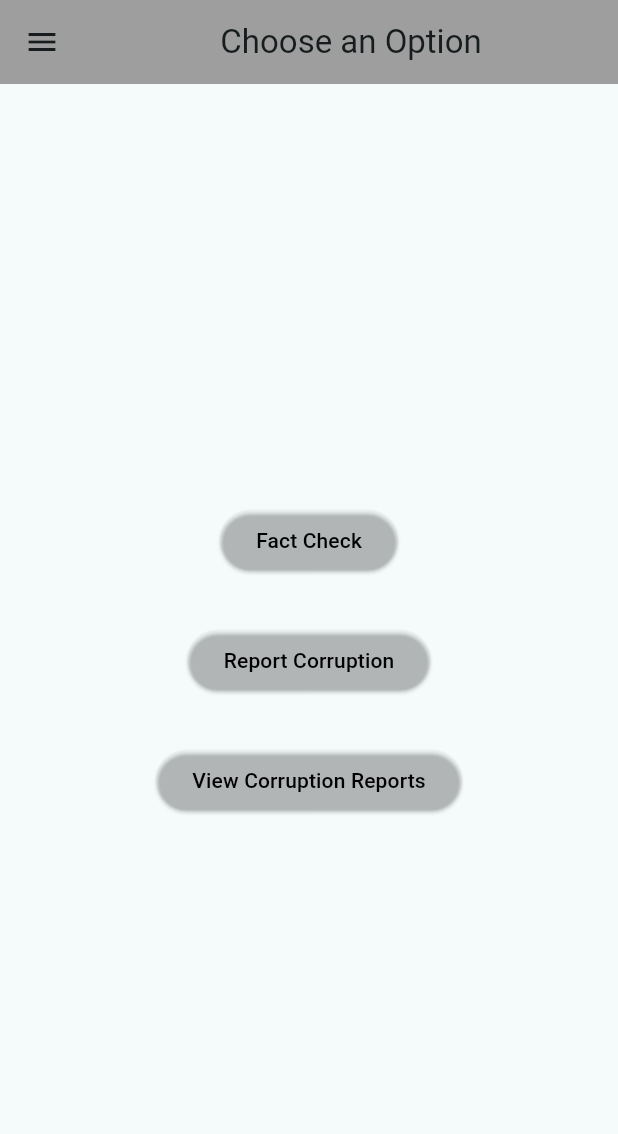
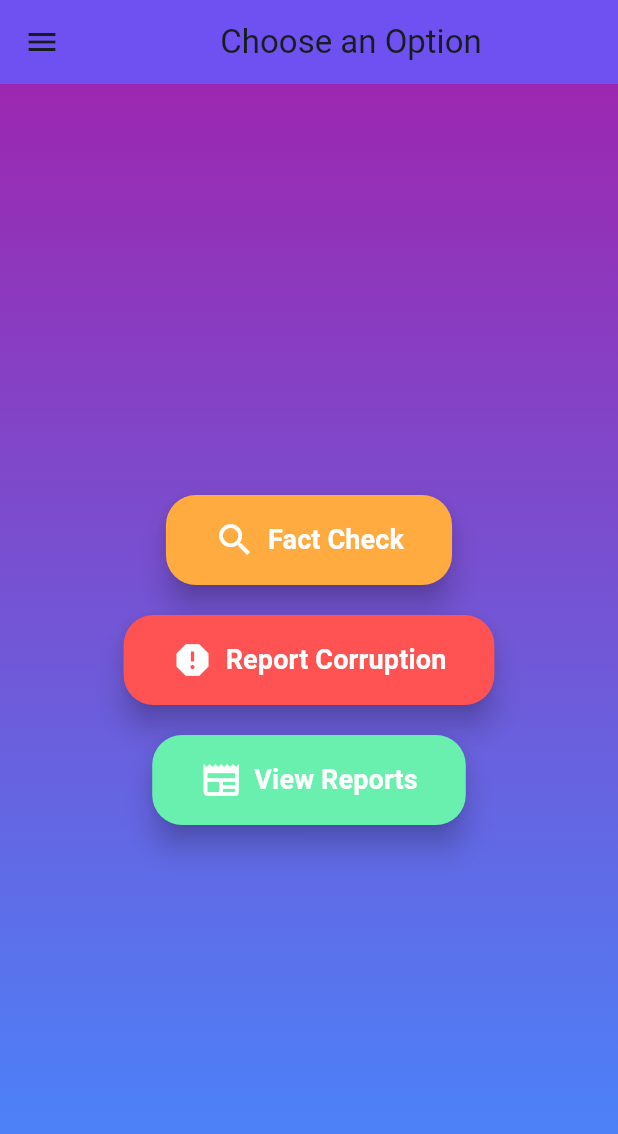
Before and after one commit to Slozzyondul/Social_Justice_and_Reform_Hackathon, a Flutter app: the screen it shows after launch, on a phone screen of 412 x 824 dp. Shown: the top 1134 px of the screen. Run offline on Flutter 3.47's test engine with Material 3 defaults, Android fonts, the light colour scheme and no system bars; our stand-ins replace image_picker.

Commit message:
styling the main_options screen to be more appealing to the eyes

```diff
--- a/analysis_options.yaml
+++ b/analysis_options.yaml
@@ -9,7 +9,9 @@
 # packages, and plugins designed to encourage good coding practices.
 analyzer:
   errors:
+    deprecated_member_use: ignore
     library_private_types_in_public_api: ignore
+    unused_import: ignore
     use_build_context_synchronously: ignore
     use_key_in_widget_constructors: ignore
 include: package:flutter_lints/flutter.yaml
--- a/lib/frontend/screens/main_options_screen.dart
+++ b/lib/frontend/screens/main_options_screen.dart
@@ -1,7 +1,4 @@
 import 'package:flutter/material.dart';
-import 'package:solop/frontend/screens/fact_check/fact_check.dart';
-import 'package:solop/frontend/screens/report/other_corruption_reports.dart';
-import 'package:solop/frontend/screens/report/report_corruption_screen.dart';
 
 class MainOptionScreen extends StatelessWidget {
   const MainOptionScreen({super.key});
@@ -10,69 +7,82 @@ class MainOptionScreen extends StatelessWidget {
   Widget build(BuildContext context) {
     return Scaffold(
       appBar: AppBar(
-
         title: const Center(child: Text('Choose an Option')),
-        backgroundColor: Colors.grey,
+        backgroundColor: Colors.deepPurpleAccent,
+        elevation: 5.0,
       ),
       drawer: _mainDrawer(context),
-      body: Center(
+      body: Stack(
+        children: [
+          // Add a background gradient
+          Container(
+            decoration: const BoxDecoration(
+              gradient: LinearGradient(
+                colors: [Colors.purple, Colors.blueAccent],
+                begin: Alignment.topCenter,
+                end: Alignment.bottomCenter,
+              ),
+            ),
+          ),
+          Center(
             child: Padding(
               padding: const EdgeInsets.all(16.0),
               child: Column(
                 mainAxisAlignment: MainAxisAlignment.center,
                 children: [
-              ElevatedButton(
-                style: const ButtonStyle(
-                    backgroundColor: WidgetStateColor.transparent),
-                onPressed: () {
-                  // Navigate to Fact Check Screen
-                  Navigator.push(
+                  _buildOptionButton(
                     context,
-                      MaterialPageRoute(
-                          builder: (context) => const NewsFactCheckScreen()));
-                },
-                child: const Text(
-                  'Fact Check',
-                  style: TextStyle(color: Colors.black),
+                    icon: Icons.search,
+                    label: 'Fact Check',
+                    route: '/facts',
+                    color: Colors.orangeAccent,
                   ),
+                  const SizedBox(height: 20),
+                  _buildOptionButton(
+                    context,
+                    icon: Icons.report,
+                    label: 'Report Corruption',
+                    route: '/report',
+                    color: Colors.redAccent,
                   ),
-              const SizedBox(height: 32),
-              ElevatedButton(
-                style: const ButtonStyle(
-                    backgroundColor: WidgetStateColor.transparent),
-                onPressed: () {
-                  // Navigate to Report Corruption Screen
-                  Navigator.push(
+                  const SizedBox(height: 20),
+                  _buildOptionButton(
                     context,
-                      MaterialPageRoute(
-                          builder: (context) =>
-                              const ReportCorruptionScreen()));
-                },
-                child: const Text(
-                  'Report Corruption',
-                  style: TextStyle(color: Colors.black),
-                ),
-              ),
-              const SizedBox(height: 32),
-              ElevatedButton(
-                style: const ButtonStyle(
-                    backgroundColor: WidgetStateColor.transparent),
-                onPressed: () {
-                  // Navigate to Report Corruption Screen
-                  Navigator.push(
-                      context,
-                      MaterialPageRoute(
-                          builder: (context) => const ViewReportsScreen()));
-                },
-                child: const Text(
-                  'View Corruption Reports',
-                  style: TextStyle(color: Colors.black),
-                ),
+                    icon: Icons.newspaper,
+                    label: 'View Reports',
+                    route: '/viewreport',
+                    color: Colors.greenAccent,
                   ),
                 ],
               ),
             ),
           ),
+        ],
+      ),
+    );
+  }
+
+  // Create a reusable button with an icon and background color
+  Widget _buildOptionButton(BuildContext context,
+      {required IconData icon,
+      required String label,
+      required String route,
+      required Color color}) {
+    return ElevatedButton.icon(
+      style: ElevatedButton.styleFrom(
+        foregroundColor: Colors.white, backgroundColor: color,
+        padding: const EdgeInsets.symmetric(horizontal: 32, vertical: 16),
+        shape: RoundedRectangleBorder(borderRadius: BorderRadius.circular(20)),
+        elevation: 8.0,
+      ),
+      icon: Icon(icon, size: 28),
+      label: Text(
+        label,
+        style: const TextStyle(fontSize: 18, fontWeight: FontWeight.bold),
+      ),
+      onPressed: () {
+        Navigator.pushNamed(context, route);
+      },
     );
   }
 
@@ -87,61 +97,66 @@ class MainOptionScreen extends StatelessWidget {
             currentAccountPicture: CircleAvatar(
               backgroundColor: Colors.white,
             ),
-            decoration: BoxDecoration(color: Colors.grey),
+            decoration: BoxDecoration(color: Colors.deepPurpleAccent),
           ),
-          ListTile(
-            leading: const Icon(Icons.search),
-            title: const Text('Fact Check'),
-            onTap: () {
-              Navigator.pushNamed(context, '/facts');
-            },
+          _buildDrawerItem(
+            context,
+            icon: Icons.search,
+            label: 'Fact Check',
+            route: '/facts',
           ),
-          ListTile(
-            leading: const Icon(Icons.report),
-            title: const Text('Report'),
-            onTap: () {
-              Navigator.pushNamed(context, '/report');
-            },
+          _buildDrawerItem(
+            context,
+            icon: Icons.report,
+            label: 'Report',
+            route: '/report',
           ),
-          ListTile(
-            leading: const Icon(Icons.newspaper),
-            title: const Text('Hot Now'),
-            onTap: () {
-              Navigator.pushNamed(context, '/viewreport');
-            },
+          _buildDrawerItem(
+            context,
+            icon: Icons.newspaper,
+            label: 'Hot Now',
+            route: '/viewreport',
           ),
-          ListTile(
-            leading: const Icon(Icons.info),
-            title: const Text('Youth Empowerment'),
-            onTap: () {
-              Navigator.pushNamed(context, '/youths');
-            },
+          _buildDrawerItem(
+            context,
+            icon: Icons.info,
+            label: 'Youth Empowerment',
+            route: '/youths',
           ),
-          ListTile(
-            leading: const Icon(Icons.book),
-            title: const Text('Resources'),
-            onTap: () {
-              Navigator.pushNamed(context, '/resources');
-            },
+          _buildDrawerItem(
+            context,
+            icon: Icons.book,
+            label: 'Resources',
+            route: '/resources',
           ),
-
-           ListTile(
-            leading: const Icon(Icons.policy),
-            title: const Text('Policies'),
-            onTap: () {
-              Navigator.pushNamed(context, '/policies');
-            },
+          _buildDrawerItem(
+            context,
+            icon: Icons.policy,
+            label: 'Policies',
+            route: '/policies',
           ),
-
-          ListTile(
-            leading: const Icon(Icons.question_answer),
-            title: const Text('Awareness and Solutions'),
-            onTap: () {
-              Navigator.pushNamed(context, '/awareness');
-            },
+          _buildDrawerItem(
+            context,
+            icon: Icons.question_answer,
+            label: 'Awareness and Solutions',
+            route: '/awareness',
           ),
         ],
       ),
     );
   }
+
+  Widget _buildDrawerItem(BuildContext context,
+      {required IconData icon, required String label, required String route}) {
+    return ListTile(
+      leading: Icon(icon, color: Colors.deepPurpleAccent),
+      title: Text(
+        label,
+        style: const TextStyle(fontSize: 16),
+      ),
+      onTap: () {
+        Navigator.pushNamed(context, route);
+      },
+    );
   }
+}
--- a/lib/frontend/screens/report/other_corruption_reports.dart
+++ b/lib/frontend/screens/report/other_corruption_reports.dart
@@ -62,7 +62,7 @@ class _ViewReportsScreenState extends State<ViewReportsScreen> {
     return Scaffold(
       appBar: AppBar(
         backgroundColor: Colors.grey,
-        title: const Text('View Corruption Reports'),
+        title: const Center(child: Text('Reports')),
       ),
       body: isLoading
           ? const Center(child: CircularProgressIndicator())
```
Also changed, not shown: pubspec.lock, 1 other file. Lines whose indentation alone changed are shown as unchanged.
